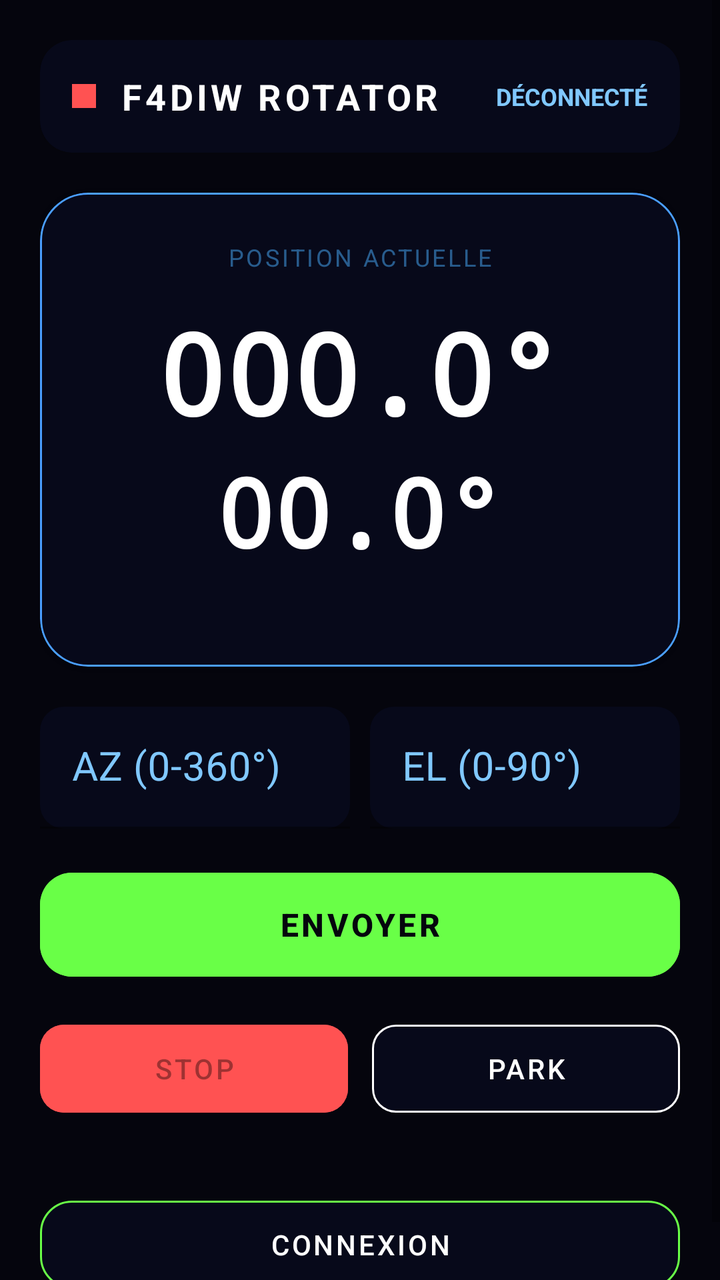
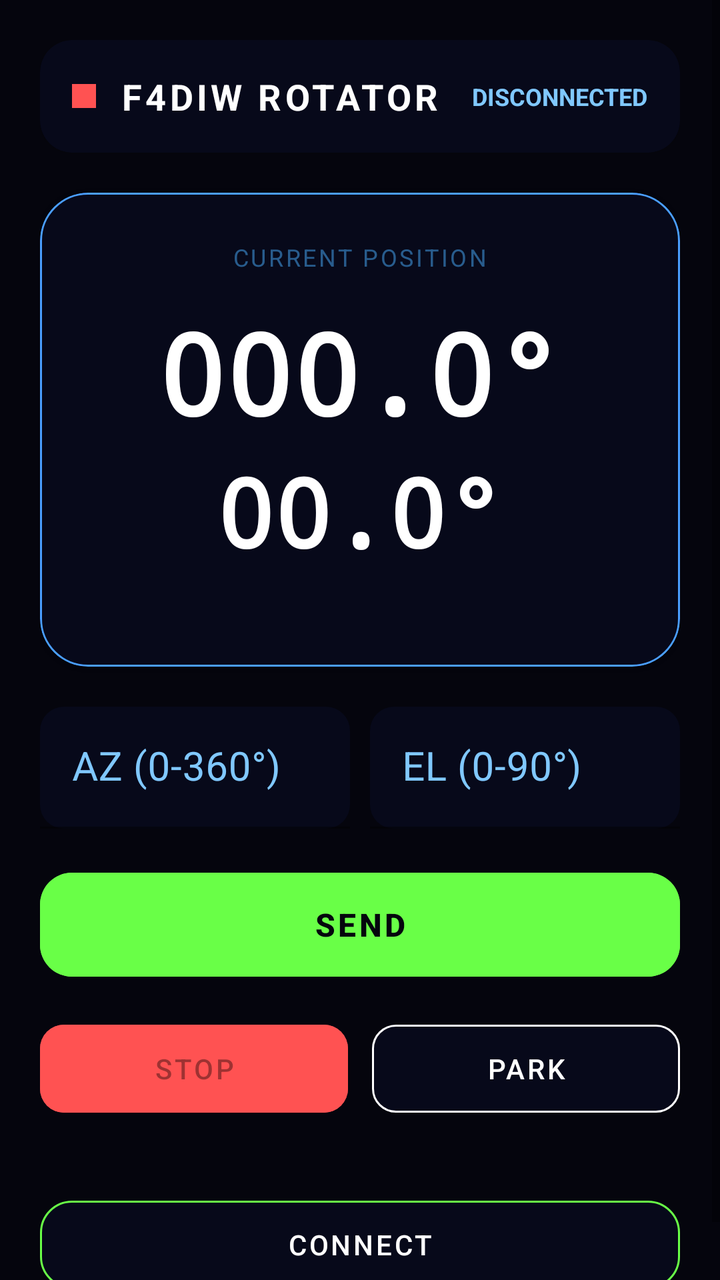

Screens rendered from an Android XML layout before and after an edit, with the pre-edit source and the edit as a unified diff.
<!-- AndroidManifest.xml: application theme Theme.F4DIWRotatorApp -->
<!-- res/layout/fragment_control.xml -->
<?xml version="1.0" encoding="utf-8"?>
<ScrollView xmlns:android="http://schemas.android.com/apk/res/android"
    xmlns:app="http://schemas.android.com/apk/res-auto"
    android:layout_width="match_parent"
    android:layout_height="match_parent"
    android:background="@color/bg_main">

    <LinearLayout
        android:layout_width="match_parent"
        android:layout_height="wrap_content"
        android:orientation="vertical"
        android:padding="20dp">

        
        <com.google.android.material.card.MaterialCardView
            android:layout_width="match_parent"
            android:layout_height="wrap_content"
            app:cardCornerRadius="16dp"
            app:cardBackgroundColor="@color/bg_card"
            app:strokeWidth="0dp"
            android:layout_marginBottom="20dp">

            <LinearLayout
                android:layout_width="match_parent"
                android:layout_height="wrap_content"
                android:orientation="horizontal"
                android:gravity="center_vertical"
                android:padding="16dp">

                <View
                    android:id="@+id/indicatorBt"
                    android:layout_width="12dp"
                    android:layout_height="12dp"
                    android:background="@color/status_disconnected" />

                <TextView
                    android:layout_width="0dp"
                    android:layout_height="wrap_content"
                    android:layout_weight="1"
                    android:text="F4DIW ROTATOR"
                    android:textColor="@color/white"
                    android:textSize="18sp"
                    android:letterSpacing="0.1"
                    android:textStyle="bold"
                    android:layout_marginStart="12dp" />

                <TextView
                    android:id="@+id/tvStatus"
                    android:layout_width="wrap_content"
                    android:layout_height="wrap_content"
                    android:text="@string/status_disconnected"
                    android:textColor="@color/text_secondary"
                    android:textSize="12sp"
                    android:textStyle="bold" />
            </LinearLayout>
        </com.google.android.material.card.MaterialCardView>

        
        <com.google.android.material.card.MaterialCardView
            android:layout_width="match_parent"
            android:layout_height="wrap_content"
            app:cardCornerRadius="24dp"
            app:cardBackgroundColor="@color/bg_card"
            app:strokeColor="@color/grid_blue"
            app:strokeWidth="1dp"
            android:layout_marginBottom="20dp">

            <LinearLayout
                android:layout_width="match_parent"
                android:layout_height="wrap_content"
                android:orientation="vertical"
                android:padding="24dp"
                android:gravity="center">

                <TextView
                    android:layout_width="wrap_content"
                    android:layout_height="wrap_content"
                    android:text="@string/pos_current"
                    android:textColor="@color/label_blue"
                    android:textSize="12sp"
                    android:layout_marginBottom="12dp"
                    android:letterSpacing="0.1" />

                <TextView
                    android:id="@+id/tvAz"
                    android:layout_width="wrap_content"
                    android:layout_height="wrap_content"
                    android:text="000.0°"
                    android:textColor="@color/white"
                    android:textSize="56sp"
                    android:fontFamily="monospace"
                    android:textStyle="bold" />

                <TextView
                    android:id="@+id/tvEl"
                    android:layout_width="wrap_content"
                    android:layout_height="wrap_content"
                    android:text="00.0°"
                    android:textColor="@color/white"
                    android:textSize="48sp"
                    android:fontFamily="monospace"
                    android:textStyle="bold" />

                <TextView
                    android:id="@+id/tvVersion"
                    android:layout_width="wrap_content"
                    android:layout_height="wrap_content"
                    android:textColor="@color/label_blue"
                    android:textSize="10sp"
                    android:layout_marginTop="8dp" />
            </LinearLayout>
        </com.google.android.material.card.MaterialCardView>

        
        <LinearLayout
            android:layout_width="match_parent"
            android:layout_height="wrap_content"
            android:orientation="horizontal"
            android:layout_marginBottom="16dp">

            <com.google.android.material.textfield.TextInputLayout
                android:layout_width="0dp"
                android:layout_height="wrap_content"
                android:layout_weight="1"
                android:hint="AZ (0-360°)"
                android:layout_marginEnd="10dp"
                app:hintTextColor="@color/white"
                app:boxStrokeColor="@color/white"
                app:boxBackgroundColor="@color/bg_card"
                android:textColorHint="@color/text_secondary"
                app:boxCornerRadiusTopStart="12dp"
                app:boxCornerRadiusTopEnd="12dp"
                app:boxCornerRadiusBottomStart="12dp"
                app:boxCornerRadiusBottomEnd="12dp"
                style="@style/Widget.MaterialComponents.TextInputLayout.FilledBox">

                <com.google.android.material.textfield.TextInputEditText
                    android:id="@+id/etAz"
                    android:layout_width="match_parent"
                    android:layout_height="wrap_content"
                    android:inputType="numberDecimal"
                    android:textColor="@color/white"
                    android:textSize="20sp" />
            </com.google.android.material.textfield.TextInputLayout>

            <com.google.android.material.textfield.TextInputLayout
                android:layout_width="0dp"
                android:layout_height="wrap_content"
                android:layout_weight="1"
                android:hint="EL (0-90°)"
                app:hintTextColor="@color/white"
                app:boxStrokeColor="@color/white"
                app:boxBackgroundColor="@color/bg_card"
                android:textColorHint="@color/text_secondary"
                app:boxCornerRadiusTopStart="12dp"
                app:boxCornerRadiusTopEnd="12dp"
                app:boxCornerRadiusBottomStart="12dp"
                app:boxCornerRadiusBottomEnd="12dp"
                style="@style/Widget.MaterialComponents.TextInputLayout.FilledBox">

                <com.google.android.material.textfield.TextInputEditText
                    android:id="@+id/etEl"
                    android:layout_width="match_parent"
                    android:layout_height="wrap_content"
                    android:inputType="numberDecimal"
                    android:textColor="@color/white"
                    android:textSize="20sp" />
            </com.google.android.material.textfield.TextInputLayout>
        </LinearLayout>

        
        <com.google.android.material.button.MaterialButton
            android:id="@+id/btnGo"
            android:layout_width="match_parent"
            android:layout_height="64dp"
            android:text="@string/btn_send"
            android:enabled="false"
            app:cornerRadius="16dp"
            android:backgroundTint="@color/status_connected"
            android:textColor="@color/bg_main"
            android:textStyle="bold"
            android:textSize="16sp"
            android:layout_marginBottom="12dp" />

        <LinearLayout
            android:layout_width="match_parent"
            android:layout_height="wrap_content"
            android:orientation="horizontal">

            <com.google.android.material.button.MaterialButton
                android:id="@+id/btnStop"
                android:layout_width="0dp"
                android:layout_height="56dp"
                android:layout_weight="1"
                android:text="@string/btn_stop"
                android:enabled="false"
                app:cornerRadius="12dp"
                android:backgroundTint="@color/status_disconnected"
                android:layout_marginEnd="6dp" />

            <com.google.android.material.button.MaterialButton
                android:id="@+id/btnPark"
                android:layout_width="0dp"
                android:layout_height="56dp"
                android:layout_weight="1"
                android:text="@string/btn_park"
                android:enabled="false"
                app:cornerRadius="12dp"
                android:backgroundTint="@color/bg_card"
                android:textColor="@color/white"
                app:strokeColor="@color/white"
                app:strokeWidth="1dp"
                android:layout_marginStart="6dp" />
        </LinearLayout>

        
        <com.google.android.material.button.MaterialButton
            android:id="@+id/btnConnect"
            android:layout_width="match_parent"
            android:layout_height="56dp"
            android:text="@string/btn_connect"
            app:cornerRadius="16dp"
            android:backgroundTint="@color/bg_card"
            android:textColor="@color/white"
            app:strokeColor="@color/status_connected"
            app:strokeWidth="1dp"
            android:layout_marginTop="32dp" />

        <TextView
            android:id="@+id/tvError"
            android:layout_width="match_parent"
            android:layout_height="wrap_content"
            android:textColor="@color/status_disconnected"
            android:textSize="13sp"
            android:gravity="center"
            android:layout_marginTop="16dp"
            android:visibility="gone" />

    </LinearLayout>
</ScrollView>
<!-- resources referenced by this layout -->
<resources>
  <color name="bg_card">#07091A</color>
  <color name="bg_main">#05050D</color>
  <color name="grid_blue">#4A9EFF</color>
  <color name="label_blue">#804AAFFF</color>
  <color name="status_connected">#69FF47</color>
  <color name="status_disconnected">#FF5252</color>
  <color name="text_secondary">#80C8FF</color>
  <color name="white">#FFFFFFFF</color>
  <string name="btn_connect">CONNEXION</string>
  <string name="btn_park">PARK</string>
  <string name="btn_send">ENVOYER</string>
  <string name="btn_stop">STOP</string>
  <string name="pos_current">POSITION ACTUELLE</string>
  <string name="status_disconnected">DÉCONNECTÉ</string>
  <style name="Theme.F4DIWRotatorApp" parent="Theme.MaterialComponents.DayNight.NoActionBar">
          
          <item name="colorPrimary">@color/accent_blue</item>
          <item name="colorPrimaryVariant">@color/grid_blue</item>
          <item name="colorOnPrimary">@color/bg_main</item>
          
          <item name="colorSecondary">@color/text_secondary</item>
          <item name="colorSecondaryVariant">@color/accent_blue</item>
          <item name="colorOnSecondary">@color/black</item>
          
          <item name="android:statusBarColor">@color/bg_main</item>
          
          <item name="android:windowBackground">@color/bg_main</item>
          <item name="alertDialogTheme">@style/Theme.F4DIWRotatorApp.Dialog</item>
      </style>
  <color name="accent_blue">#4AAFFF</color>
  <color name="black">#FF000000</color>
  <style name="Theme.F4DIWRotatorApp.Dialog" parent="Theme.MaterialComponents.DayNight.Dialog.Alert">
          <item name="android:windowBackground">@color/bg_card</item>
          <item name="android:textColorPrimary">@color/white</item>
          <item name="colorAccent">@color/accent_blue</item>
      </style>
</resources>

<!-- the commit's change to res/layout/fragment_control.xml (unified diff, before → after) -->
@@ -122,7 +122,7 @@
                 android:layout_width="0dp"
                 android:layout_height="wrap_content"
                 android:layout_weight="1"
-                android:hint="AZ (0-360°)"
+                android:hint="@string/label_az"
                 android:layout_marginEnd="10dp"
                 app:hintTextColor="@color/white"
                 app:boxStrokeColor="@color/white"
@@ -147,7 +147,7 @@
                 android:layout_width="0dp"
                 android:layout_height="wrap_content"
                 android:layout_weight="1"
-                android:hint="EL (0-90°)"
+                android:hint="@string/label_el"
                 app:hintTextColor="@color/white"
                 app:boxStrokeColor="@color/white"
                 app:boxBackgroundColor="@color/bg_card"
<!-- resource entries referenced after the edit -->
@@ -8,12 +8,14 @@
   <color name="status_disconnected">#FF5252</color>
   <color name="text_secondary">#80C8FF</color>
   <color name="white">#FFFFFFFF</color>
-  <string name="btn_connect">CONNEXION</string>
+  <string name="btn_connect">CONNECT</string>
   <string name="btn_park">PARK</string>
-  <string name="btn_send">ENVOYER</string>
+  <string name="btn_send">SEND</string>
   <string name="btn_stop">STOP</string>
-  <string name="pos_current">POSITION ACTUELLE</string>
-  <string name="status_disconnected">DÉCONNECTÉ</string>
+  <string name="label_az">AZ (0-360°)</string>
+  <string name="label_el">EL (0-90°)</string>
+  <string name="pos_current">CURRENT POSITION</string>
+  <string name="status_disconnected">DISCONNECTED</string>
   <style name="Theme.F4DIWRotatorApp" parent="Theme.MaterialComponents.DayNight.NoActionBar">
           
           <item name="colorPrimary">@color/accent_blue</item>
